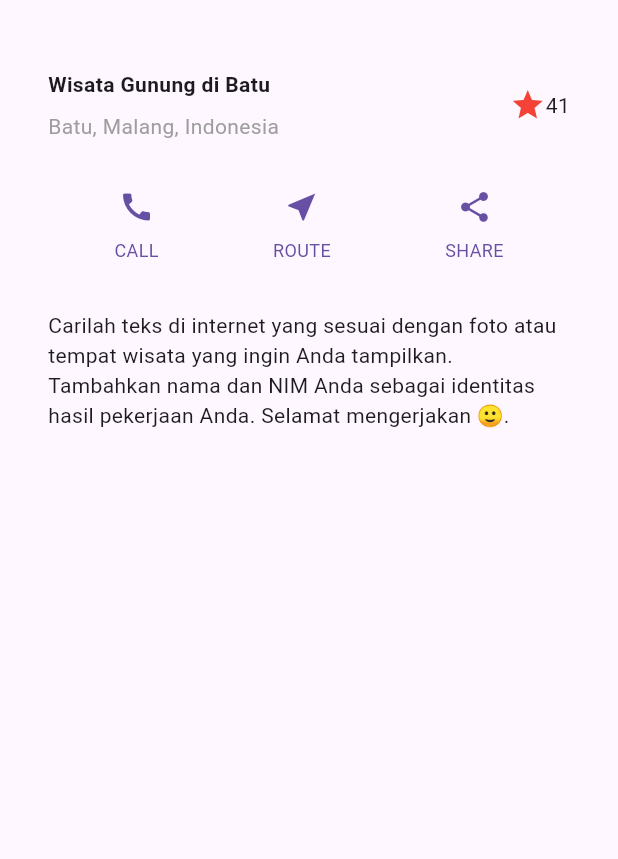
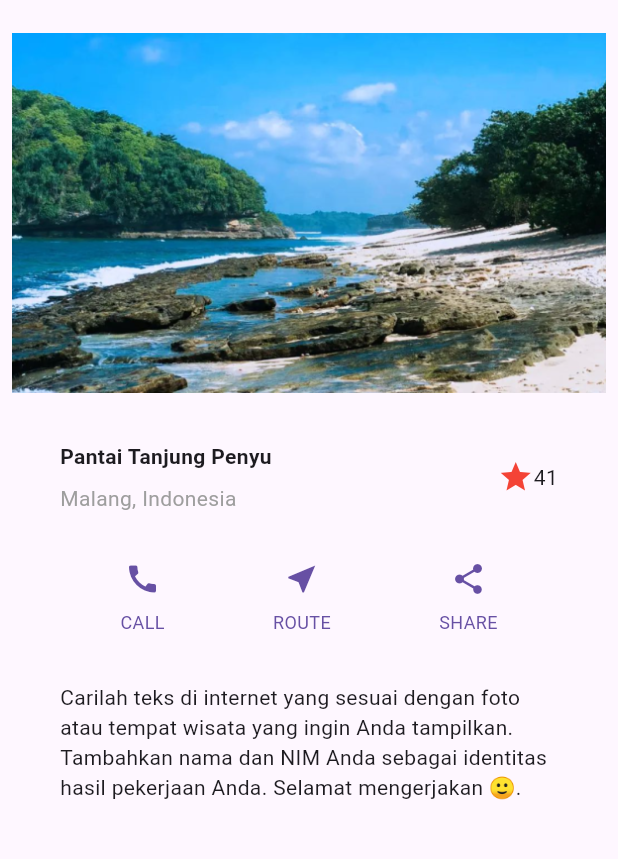
Before and after one commit to MariskaPutri18/flutter-part-2--layout, a Flutter app: the screen it shows after launch, on a phone screen of 412 x 824 dp, the part 63-922 px from its top. Run offline on Flutter 3.47's test engine with Material 3 defaults, Android fonts, the phone set to English and light mode, and no system bars.

Commit message:
Praktikum 4: image

```diff
--- a/lib/main.dart
+++ b/lib/main.dart
@@ -17,12 +17,12 @@ class MyApp extends StatelessWidget {
               Container(
                 padding: const EdgeInsets.only(bottom: 8),
                 child: const Text(
-                  'Wisata Gunung di Batu',
+                  'Pantai Tanjung Penyu',
                   style: TextStyle(fontWeight: FontWeight.bold),
                 ),
               ),
               Text(
-                'Batu, Malang, Indonesia',
+                'Malang, Indonesia',
                 style: TextStyle(color: Colors.grey[500]),
               ),
             ],
@@ -64,10 +64,14 @@ class MyApp extends StatelessWidget {
       home: Scaffold(
         appBar: AppBar(title: const Text('Flutter layout demo')),
         body: Center(
-          child: Column(
-            mainAxisAlignment: MainAxisAlignment.start,
-            crossAxisAlignment: CrossAxisAlignment.stretch,
-            children: <Widget>[titleSection, buttonSection, textSection],
+          child: ListView(
+            padding: const EdgeInsets.all(8),
+            children: <Widget>[
+              Image.asset('images/pantai.png', width: 600, height: 240, fit: BoxFit.cover,),
+              titleSection,
+              buttonSection,
+              textSection
+            ],
           ),
         ),
       ),
--- a/pubspec.yaml
+++ b/pubspec.yaml
@@ -56,7 +56,8 @@ flutter:
   # included with your application, so that you can use the icons in
   # the material Icons class.
   uses-material-design: true
-
+  assets:
+    - images/pantai.png
   # To add assets to your application, add an assets section, like this:
   # assets:
   #   - images/a_dot_burr.jpeg
```
Also changed, not shown: images/pantai.png (added).
